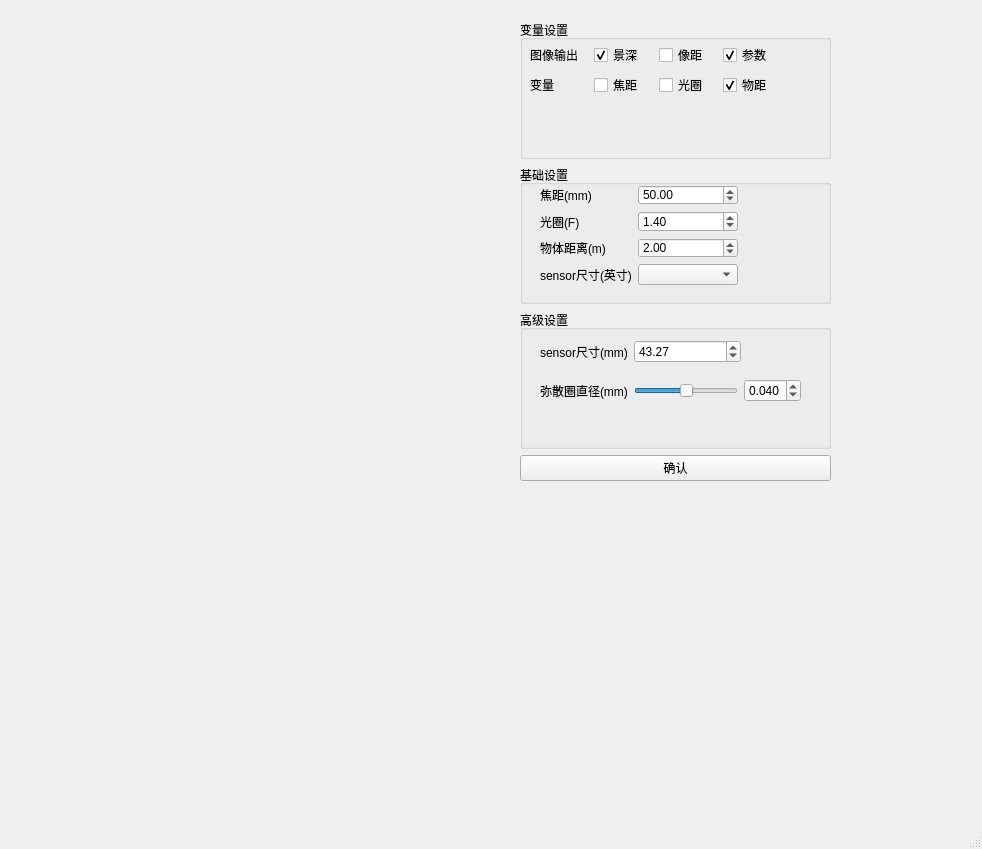
Old version of the form field_depth.ui in the repository xiaoqinxing/ImageTools.
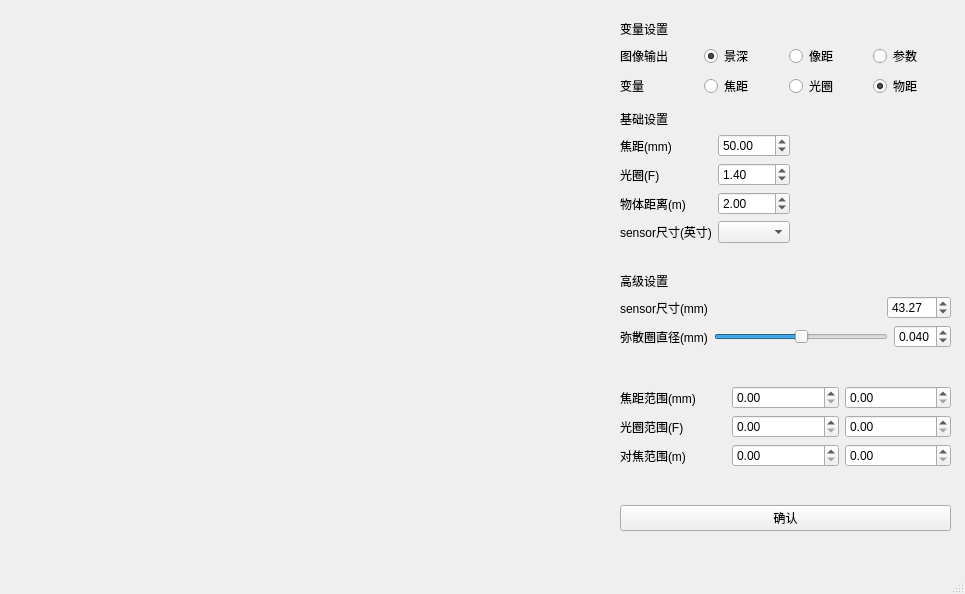
New version of the form.

Commit message: ADD: 修改左边的画图为单个图片，选择按钮为单选按钮

What changed in the file:
```diff
--- a/field_depth.ui
+++ b/field_depth.ui
@@ -6,8 +6,8 @@
    <rect>
     <x>0</x>
     <y>0</y>
-    <width>982</width>
-    <height>849</height>
+    <width>965</width>
+    <height>594</height>
    </rect>
   </property>
   <property name="windowTitle">
@@ -19,76 +19,35 @@
      <rect>
       <x>20</x>
       <y>20</y>
-      <width>481</width>
-      <height>461</height>
+      <width>561</width>
+      <height>511</height>
      </rect>
     </property>
     <layout class="QGridLayout" name="gridLayout"/>
    </widget>
-   <widget class="QWidget" name="verticalLayoutWidget_2">
+   <widget class="QWidget" name="">
     <property name="geometry">
      <rect>
-      <x>520</x>
+      <x>620</x>
       <y>20</y>
-      <width>311</width>
-      <height>461</height>
+      <width>331</width>
+      <height>511</height>
      </rect>
     </property>
-    <layout class="QVBoxLayout" name="verticalLayout_2">
+    <layout class="QVBoxLayout" name="verticalLayout_10">
      <item>
-      <widget class="QGroupBox" name="groupBox">
-       <property name="minimumSize">
-        <size>
-         <width>0</width>
-         <height>139</height>
-        </size>
-       </property>
-       <property name="maximumSize">
-        <size>
-         <width>16777215</width>
-         <height>139</height>
-        </size>
-       </property>
-       <property name="title">
+      <layout class="QVBoxLayout" name="verticalLayout_7">
+       <item>
+        <widget class="QLabel" name="label_10">
+         <property name="text">
         <string>变量设置</string>
        </property>
-       <widget class="QWidget" name="gridLayoutWidget_4">
-        <property name="geometry">
-         <rect>
-          <x>10</x>
-          <y>20</y>
-          <width>251</width>
-          <height>31</height>
-         </rect>
-        </property>
+        </widget>
+       </item>
+       <item>
+        <layout class="QVBoxLayout" name="verticalLayout_3">
+         <item>
         <layout class="QGridLayout" name="gridLayout_4">
-         <item row="0" column="1">
-          <widget class="QCheckBox" name="output_field_depth">
-           <property name="text">
-            <string>景深</string>
-           </property>
-           <property name="checked">
-            <bool>true</bool>
-           </property>
-          </widget>
-         </item>
-         <item row="0" column="3">
-          <widget class="QCheckBox" name="output_params">
-           <property name="text">
-            <string>参数</string>
-           </property>
-           <property name="checked">
-            <bool>true</bool>
-           </property>
-          </widget>
-         </item>
-         <item row="0" column="2">
-          <widget class="QCheckBox" name="output_image_distance">
-           <property name="text">
-            <string>像距</string>
-           </property>
-          </widget>
-         </item>
          <item row="0" column="0">
           <widget class="QLabel" name="label_5">
            <property name="text">
@@ -96,42 +55,46 @@
            </property>
           </widget>
          </item>
-        </layout>
-       </widget>
-       <widget class="QWidget" name="gridLayoutWidget_5">
-        <property name="geometry">
-         <rect>
-          <x>10</x>
-          <y>50</y>
-          <width>251</width>
-          <height>31</height>
-         </rect>
-        </property>
+           <item row="0" column="1">
+            <widget class="QRadioButton" name="output_field_depth">
+             <property name="text">
+              <string>景深</string>
+             </property>
+             <property name="checked">
+              <bool>true</bool>
+             </property>
+             <attribute name="buttonGroup">
+              <string notr="true">buttonGroup</string>
+             </attribute>
+            </widget>
+           </item>
+           <item row="0" column="2">
+            <widget class="QRadioButton" name="output_image_distance">
+             <property name="text">
+              <string>像距</string>
+             </property>
+             <attribute name="buttonGroup">
+              <string notr="true">buttonGroup</string>
+             </attribute>
+            </widget>
+           </item>
+           <item row="0" column="3">
+            <widget class="QRadioButton" name="output_params">
+             <property name="text">
+              <string>参数</string>
+             </property>
+             <property name="checked">
+              <bool>false</bool>
+             </property>
+             <attribute name="buttonGroup">
+              <string notr="true">buttonGroup</string>
+             </attribute>
+            </widget>
+           </item>
+          </layout>
+         </item>
+         <item>
         <layout class="QGridLayout" name="gridLayout_5">
-         <item row="0" column="1">
-          <widget class="QCheckBox" name="input_focus_length">
-           <property name="text">
-            <string>焦距</string>
-           </property>
-          </widget>
-         </item>
-         <item row="0" column="3">
-          <widget class="QCheckBox" name="input_distance">
-           <property name="text">
-            <string>物距</string>
-           </property>
-           <property name="checked">
-            <bool>true</bool>
-           </property>
-          </widget>
-         </item>
-         <item row="0" column="2">
-          <widget class="QCheckBox" name="input_apeture">
-           <property name="text">
-            <string>光圈</string>
-           </property>
-          </widget>
-         </item>
          <item row="0" column="0">
           <widget class="QLabel" name="label_6">
            <property name="text">
@@ -139,24 +102,72 @@
            </property>
           </widget>
          </item>
-        </layout>
-       </widget>
-      </widget>
-     </item>
+           <item row="0" column="1">
+            <widget class="QRadioButton" name="input_focus_length">
+             <property name="text">
+              <string>焦距</string>
+             </property>
+             <attribute name="buttonGroup">
+              <string notr="true">buttonGroup_2</string>
+             </attribute>
+            </widget>
+           </item>
+           <item row="0" column="2">
+            <widget class="QRadioButton" name="input_apeture">
+             <property name="text">
+              <string>光圈</string>
+             </property>
+             <attribute name="buttonGroup">
+              <string notr="true">buttonGroup_2</string>
+             </attribute>
+            </widget>
+           </item>
+           <item row="0" column="3">
+            <widget class="QRadioButton" name="input_distance">
+             <property name="text">
+              <string>物距</string>
+             </property>
+             <property name="checked">
+              <bool>true</bool>
+             </property>
+             <attribute name="buttonGroup">
+              <string notr="true">buttonGroup_2</string>
+             </attribute>
+            </widget>
+           </item>
+          </layout>
+         </item>
+        </layout>
+       </item>
+      </layout>
+     </item>
      <item>
-      <widget class="QGroupBox" name="groupBox_4">
-       <property name="title">
+      <spacer name="verticalSpacer">
+       <property name="orientation">
+        <enum>Qt::Vertical</enum>
+       </property>
+       <property name="sizeHint" stdset="0">
+        <size>
+         <width>20</width>
+         <height>40</height>
+        </size>
+       </property>
+      </spacer>
+     </item>
+     <item>
+      <layout class="QVBoxLayout" name="verticalLayout_9">
+       <item>
+        <layout class="QVBoxLayout" name="verticalLayout_6">
+         <item>
+          <widget class="QLabel" name="label_11">
+           <property name="text">
         <string>基础设置</string>
        </property>
-       <widget class="QWidget" name="formLayoutWidget">
-        <property name="geometry">
-         <rect>
-          <x>20</x>
-          <y>20</y>
-          <width>198</width>
-          <height>100</height>
-         </rect>
-        </property>
+          </widget>
+         </item>
+         <item>
+          <layout class="QHBoxLayout" name="horizontalLayout_3">
+           <item>
         <layout class="QFormLayout" name="basic_setting">
          <item row="0" column="0">
           <widget class="QLabel" name="label_4">
@@ -223,77 +234,73 @@
           <widget class="QComboBox" name="sensor_size_list"/>
          </item>
         </layout>
-       </widget>
-      </widget>
      </item>
      <item>
-      <widget class="QGroupBox" name="groupBox_2">
-       <property name="title">
+            <spacer name="horizontalSpacer_2">
+             <property name="orientation">
+              <enum>Qt::Horizontal</enum>
+             </property>
+             <property name="sizeHint" stdset="0">
+              <size>
+               <width>40</width>
+               <height>20</height>
+              </size>
+             </property>
+            </spacer>
+           </item>
+          </layout>
+         </item>
+        </layout>
+       </item>
+       <item>
+        <spacer name="verticalSpacer_2">
+         <property name="orientation">
+          <enum>Qt::Vertical</enum>
+         </property>
+         <property name="sizeHint" stdset="0">
+          <size>
+           <width>20</width>
+           <height>40</height>
+          </size>
+         </property>
+        </spacer>
+       </item>
+       <item>
+        <layout class="QVBoxLayout" name="verticalLayout_8">
+         <item>
+          <layout class="QVBoxLayout" name="verticalLayout_2">
+           <item>
+            <widget class="QLabel" name="label_9">
+             <property name="text">
         <string>高级设置</string>
        </property>
-       <widget class="QWidget" name="gridLayoutWidget_2">
-        <property name="geometry">
-         <rect>
-          <x>20</x>
-          <y>60</y>
-          <width>261</width>
-          <height>41</height>
-         </rect>
-        </property>
-        <layout class="QGridLayout" name="gridLayout_2">
-         <item row="0" column="2">
-          <widget class="QDoubleSpinBox" name="confusion_circle_diam">
-           <property name="decimals">
-            <number>3</number>
-           </property>
-           <property name="maximum">
-            <double>1.000000000000000</double>
-           </property>
-           <property name="singleStep">
-            <double>0.005000000000000</double>
-           </property>
-           <property name="value">
-            <double>0.040000000000000</double>
-           </property>
-          </widget>
-         </item>
-         <item row="0" column="1">
-          <widget class="QSlider" name="confusion_circle_diam_slide">
-           <property name="value">
-            <number>50</number>
-           </property>
-           <property name="orientation">
-            <enum>Qt::Horizontal</enum>
-           </property>
-          </widget>
-         </item>
-         <item row="0" column="0">
-          <widget class="QLabel" name="label_7">
-           <property name="text">
-            <string>弥散圈直径(mm)</string>
-           </property>
-          </widget>
-         </item>
-        </layout>
-       </widget>
-       <widget class="QWidget" name="formLayoutWidget_2">
-        <property name="geometry">
-         <rect>
-          <x>20</x>
-          <y>30</y>
-          <width>201</width>
-          <height>31</height>
-         </rect>
-        </property>
-        <layout class="QFormLayout" name="formLayout_2">
-         <item row="0" column="0">
+            </widget>
+           </item>
+           <item>
+            <layout class="QVBoxLayout" name="verticalLayout">
+             <item>
+              <layout class="QHBoxLayout" name="horizontalLayout">
+               <item>
           <widget class="QLabel" name="label_3">
            <property name="text">
             <string>sensor尺寸(mm)</string>
            </property>
           </widget>
          </item>
-         <item row="0" column="1">
+               <item>
+                <spacer name="horizontalSpacer">
+                 <property name="orientation">
+                  <enum>Qt::Horizontal</enum>
+                 </property>
+                 <property name="sizeHint" stdset="0">
+                  <size>
+                   <width>40</width>
+                   <height>20</height>
+                  </size>
+                 </property>
+                </spacer>
+               </item>
+               <item>
           <widget class="QDoubleSpinBox" name="sensor_size">
            <property name="maximum">
             <double>100.000000000000000</double>
@@ -307,8 +314,128 @@
           </widget>
          </item>
         </layout>
-       </widget>
-      </widget>
+             </item>
+             <item>
+              <layout class="QHBoxLayout" name="horizontalLayout_2">
+               <item>
+                <widget class="QLabel" name="label_7">
+                 <property name="text">
+                  <string>弥散圈直径(mm)</string>
+                 </property>
+                </widget>
+               </item>
+               <item>
+                <widget class="QSlider" name="confusion_circle_diam_slide">
+                 <property name="value">
+                  <number>50</number>
+                 </property>
+                 <property name="orientation">
+                  <enum>Qt::Horizontal</enum>
+                 </property>
+                </widget>
+               </item>
+               <item>
+                <widget class="QDoubleSpinBox" name="confusion_circle_diam">
+                 <property name="decimals">
+                  <number>3</number>
+                 </property>
+                 <property name="maximum">
+                  <double>1.000000000000000</double>
+                 </property>
+                 <property name="singleStep">
+                  <double>0.005000000000000</double>
+                 </property>
+                 <property name="value">
+                  <double>0.040000000000000</double>
+                 </property>
+                </widget>
+               </item>
+              </layout>
+             </item>
+             <item>
+              <spacer name="verticalSpacer_3">
+               <property name="orientation">
+                <enum>Qt::Vertical</enum>
+               </property>
+               <property name="sizeHint" stdset="0">
+                <size>
+                 <width>20</width>
+                 <height>40</height>
+                </size>
+               </property>
+              </spacer>
+             </item>
+             <item>
+              <layout class="QVBoxLayout" name="verticalLayout_4">
+               <item>
+                <layout class="QHBoxLayout" name="horizontalLayout_4">
+                 <item>
+                  <widget class="QLabel" name="label_12">
+                   <property name="text">
+                    <string>焦距范围(mm)</string>
+                   </property>
+                  </widget>
+                 </item>
+                 <item>
+                  <widget class="QDoubleSpinBox" name="focus_min_range"/>
+                 </item>
+                 <item>
+                  <widget class="QDoubleSpinBox" name="focus_max_range"/>
+                 </item>
+                </layout>
+               </item>
+               <item>
+                <layout class="QHBoxLayout" name="horizontalLayout_5">
+                 <item>
+                  <widget class="QLabel" name="label_13">
+                   <property name="text">
+                    <string>光圈范围(F)</string>
+                   </property>
+                  </widget>
+                 </item>
+                 <item>
+                  <widget class="QDoubleSpinBox" name="apeture_min_range"/>
+                 </item>
+                 <item>
+                  <widget class="QDoubleSpinBox" name="apeture_max_range"/>
+                 </item>
+                </layout>
+               </item>
+               <item>
+                <layout class="QHBoxLayout" name="horizontalLayout_6">
+                 <item>
+                  <widget class="QLabel" name="label_14">
+                   <property name="text">
+                    <string>对焦范围(m)</string>
+                   </property>
+                  </widget>
+                 </item>
+                 <item>
+                  <widget class="QDoubleSpinBox" name="distance_min_range"/>
+                 </item>
+                 <item>
+                  <widget class="QDoubleSpinBox" name="distance_max_range"/>
+                 </item>
+                </layout>
+               </item>
+               <item>
+                <spacer name="verticalSpacer_4">
+                 <property name="orientation">
+                  <enum>Qt::Vertical</enum>
+                 </property>
+                 <property name="sizeHint" stdset="0">
+                  <size>
+                   <width>20</width>
+                   <height>40</height>
+                  </size>
+                 </property>
+                </spacer>
+               </item>
+              </layout>
+             </item>
+            </layout>
+           </item>
+          </layout>
      </item>
      <item>
       <widget class="QPushButton" name="pushButton">
@@ -318,6 +445,10 @@
       </widget>
      </item>
     </layout>
+       </item>
+      </layout>
+     </item>
+    </layout>
    </widget>
   </widget>
   <widget class="QMenuBar" name="menubar">
```
Left out of the diff: 6 changed lines with no effect on the pictures. Lines whose indentation alone changed are shown as unchanged. The commit also changes 3 other files.
